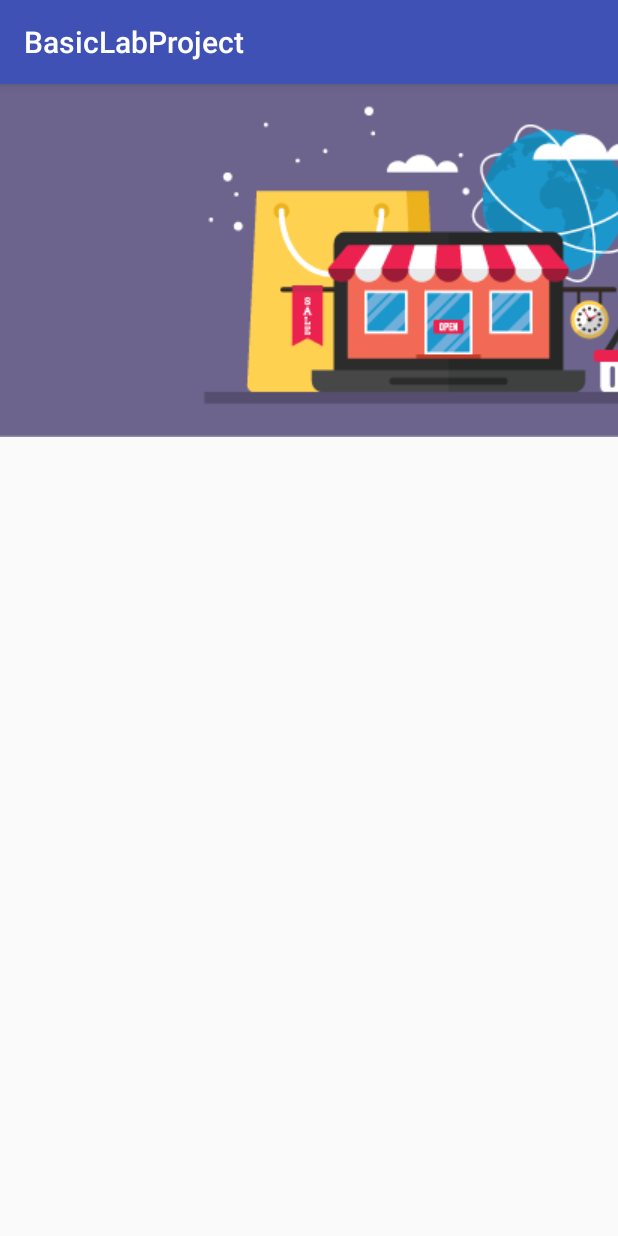
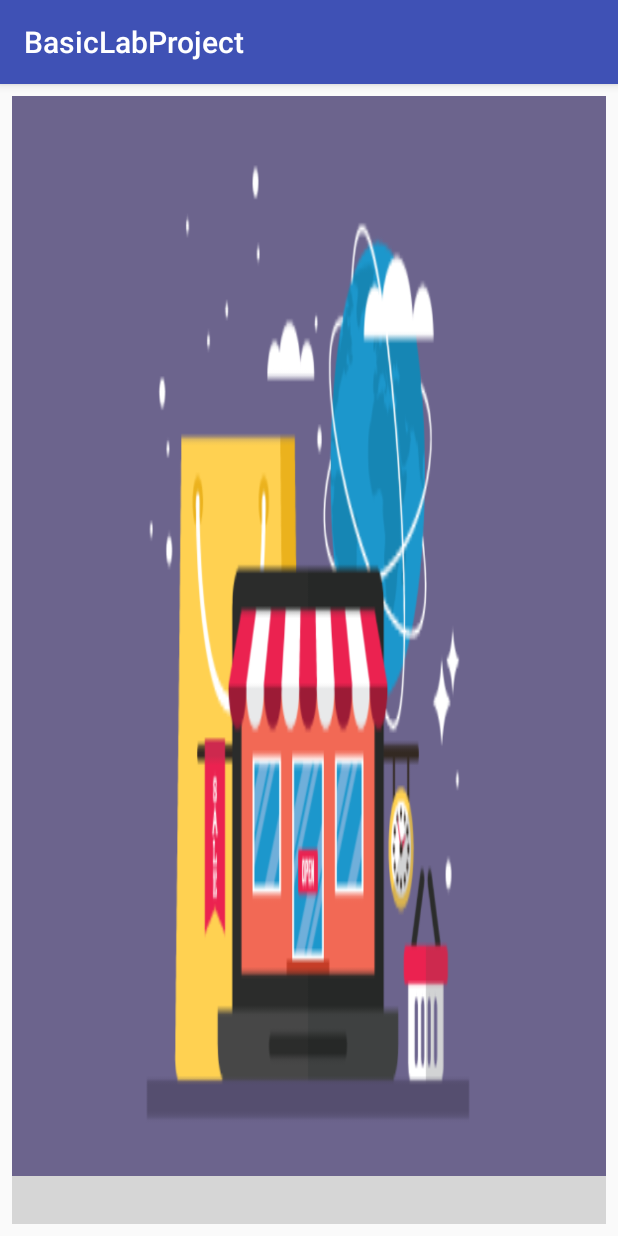
Before and after one commit to Team4SuccessTechnologyofSoftware/BasicLabProject, an Android app: the screen it shows after launch (MainActivity before the commit, welcomeScreenActivity after it), on a phone screen of 412 x 824 dp. Run offline under Robolectric (Android 15) with nearby library versions, the phone set to English and light mode, and no system bars; grey boxes are pictures that could not be loaded.

Commit message:
Welcome Screen

```diff
--- a/app/build.gradle
+++ b/app/build.gradle
@@ -27,4 +27,5 @@ dependencies {
     compile 'com.android.support:appcompat-v7:26.+'
     compile 'com.android.support.constraint:constraint-layout:1.0.2'
     testCompile 'junit:junit:4.12'
+
 }
--- a/app/src/main/AndroidManifest.xml
+++ b/app/src/main/AndroidManifest.xml
@@ -9,7 +9,7 @@
         android:roundIcon="@mipmap/ic_launcher_round"
         android:supportsRtl="true"
         android:theme="@style/AppTheme">
-        <activity android:name=".MainActivity">
+        <activity android:name=".welcomeScreenActivity">
             <intent-filter>
                 <action android:name="android.intent.action.MAIN" />
 
--- a/app/src/main/java/com/example/steve/basiclabproject/MainActivity.java
+++ b/app/src/main/java/com/example/steve/basiclabproject/welcomeScreenActivity.java
@@ -3,11 +3,11 @@ package com.example.steve.basiclabproject;
 import android.support.v7.app.AppCompatActivity;
 import android.os.Bundle;
 
-public class MainActivity extends AppCompatActivity {
+public class welcomeScreenActivity extends AppCompatActivity {
 
     @Override
     protected void onCreate(Bundle savedInstanceState) {
         super.onCreate(savedInstanceState);
-        setContentView(R.layout.activity_main);
+        setContentView(R.layout.welcomescreenactivity);
     }
 }
--- a/app/src/main/res/layout/activity_main.xml
+++ /dev/null
@@ -1,24 +0,0 @@
-<?xml version="1.0" encoding="utf-8"?>
-<android.support.constraint.ConstraintLayout xmlns:android="http://schemas.android.com/apk/res/android"
-    xmlns:app="http://schemas.android.com/apk/res-auto"
-    xmlns:tools="http://schemas.android.com/tools"
-    android:layout_width="match_parent"
-    android:layout_height="match_parent"
-    tools:context="com.example.steve.basiclabproject.MainActivity">
-
-
-    <RelativeLayout
-        android:layout_width="946dp"
-        android:layout_height="449dp"
-        tools:layout_editor_absoluteY="8dp"
-        tools:layout_editor_absoluteX="8dp">
-
-        <ImageView
-            android:id="@+id/imageView"
-            android:layout_width="wrap_content"
-            android:layout_height="wrap_content"
-            android:scaleType="fitXY"
-            android:adjustViewBounds="true"
-            app:srcCompat="@drawable/onlinemarketpalces8" />
-    </RelativeLayout>
-</android.support.constraint.ConstraintLayout>
--- /dev/null
+++ b/app/src/main/res/layout/welcomescreenactivity.xml
@@ -0,0 +1,45 @@
+<?xml version="1.0" encoding="utf-8"?>
+<android.support.constraint.ConstraintLayout xmlns:android="http://schemas.android.com/apk/res/android"
+    xmlns:app="http://schemas.android.com/apk/res-auto"
+    xmlns:tools="http://schemas.android.com/tools"
+    android:layout_width="match_parent"
+    android:layout_height="match_parent"
+    tools:context="com.example.steve.basiclabproject.welcomeScreenActivity"
+    tools:layout_editor_absoluteY="81dp"
+    tools:layout_editor_absoluteX="0dp">
+
+
+    <RelativeLayout
+        android:layout_width="0dp"
+        android:layout_height="0dp"
+        tools:layout_constraintTop_creator="1"
+        tools:layout_constraintRight_creator="1"
+        tools:layout_constraintBottom_creator="1"
+        android:layout_marginStart="8dp"
+        app:layout_constraintBottom_toBottomOf="parent"
+        android:layout_marginEnd="8dp"
+        app:layout_constraintRight_toRightOf="parent"
+        android:layout_marginTop="8dp"
+        tools:layout_constraintLeft_creator="1"
+        android:layout_marginBottom="8dp"
+        app:layout_constraintLeft_toLeftOf="parent"
+        app:layout_constraintTop_toTopOf="parent">
+
+        <ImageView
+            android:id="@+id/imageView"
+            android:contentDescription="@string/BackgroundImagedescription"
+            android:layout_width="match_parent"
+            android:layout_height="match_parent"
+            android:scaleType="fitXY"
+            android:adjustViewBounds="true"
+            app:srcCompat="@drawable/onlinemarketpalces8" />
+
+        <include
+            android:id="@+id/buttonGroupView"
+            android:layout_alignParentBottom="true"
+            android:layout_width="match_parent"
+            android:layout_height="wrap_content"
+            layout="@layout/buttongroupviewlayout" />
+
+    </RelativeLayout>
+</android.support.constraint.ConstraintLayout>
--- a/app/src/main/res/values/strings.xml
+++ b/app/src/main/res/values/strings.xml
@@ -1,3 +1,4 @@
 <resources>
     <string name="app_name">BasicLabProject</string>
+    <string name="BackgroundImagedescription">Background Image</string>
 </resources>
```
